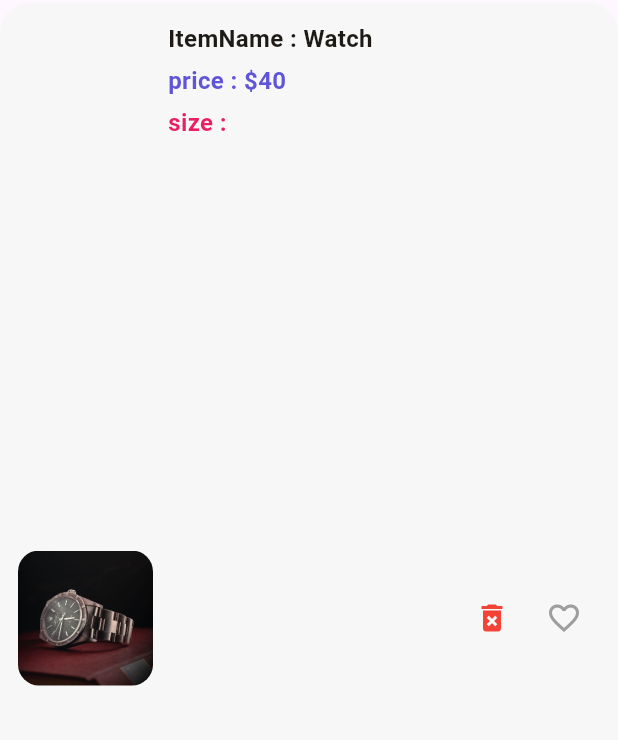
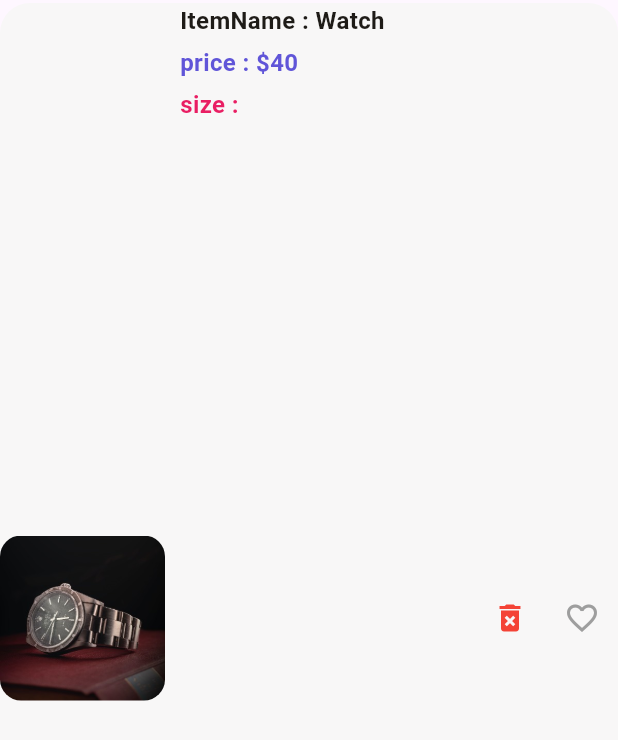
Before and after one commit to Abeerwaleed19/iti_final_project, a Flutter app: the ProductItem widget shown alone on an empty page, opened directly with sample values from the repository, on a phone screen of 412 x 824 dp. Shown: the top 740 px of the screen. Run offline on Flutter 3.47's test engine with Material 3 defaults, Android fonts, the phone set to English and light mode, and no system bars; our stand-ins replace bot_toast, cloud_firestore, firebase_auth, firebase_core, flutter_dotenv, flutter_easyloading and 5 more; missing offline and left inert: animated_snack_bar; accounts and stored records are empty.

Commit message:
Refactor ProductItem widget layout and styles
Updated the Dismissible widget and adjusted image dimensions.

```diff
--- a/lib/wedgits/soldItems.dart
+++ b/lib/wedgits/soldItems.dart
@@ -1,6 +1,7 @@
 import 'package:flutter/material.dart';
 import '../model/cart_model.dart';
 import '../network/cartService.dart';
+
 class ProductItem extends StatelessWidget {
   const ProductItem({super.key, required this.items});
   final CartModel items;
@@ -9,8 +10,7 @@ class ProductItem extends StatelessWidget {
     final CartService cartService = CartService();
     return Padding(
       padding: const EdgeInsets.symmetric(vertical: 2),
-      child:
-      Dismissible(
+      child: Dismissible(
         key: Key(items.id),
         direction: DismissDirection.endToStart,
         background: Container(
@@ -23,7 +23,6 @@ class ProductItem extends StatelessWidget {
           await cartService.removeFromCart(context: context, id: items.id);
         },
         child: Container(
-          padding: const EdgeInsets.all(12),
           decoration: BoxDecoration(
             color: Color(0xffF8F7F7),
             borderRadius: BorderRadius.circular(20),
@@ -34,8 +33,8 @@ class ProductItem extends StatelessWidget {
                 borderRadius: BorderRadius.circular(14),
                 child: Image.asset(
                   items.image,
-                  height: 90,
-                  width: 90,
+                  width: 110,
+                  height: 110,
                   fit: BoxFit.cover,
                 ),
               ),
@@ -77,7 +76,10 @@ class ProductItem extends StatelessWidget {
               ),
               IconButton(
                 onPressed: () async {
-                  await cartService.removeFromCart(context: context, id: items.id);
+                  await cartService.removeFromCart(
+                    context: context,
+                    id: items.id,
+                  );
                 },
                 icon: const Icon(Icons.delete_forever, color: Colors.red),
               ),
```
